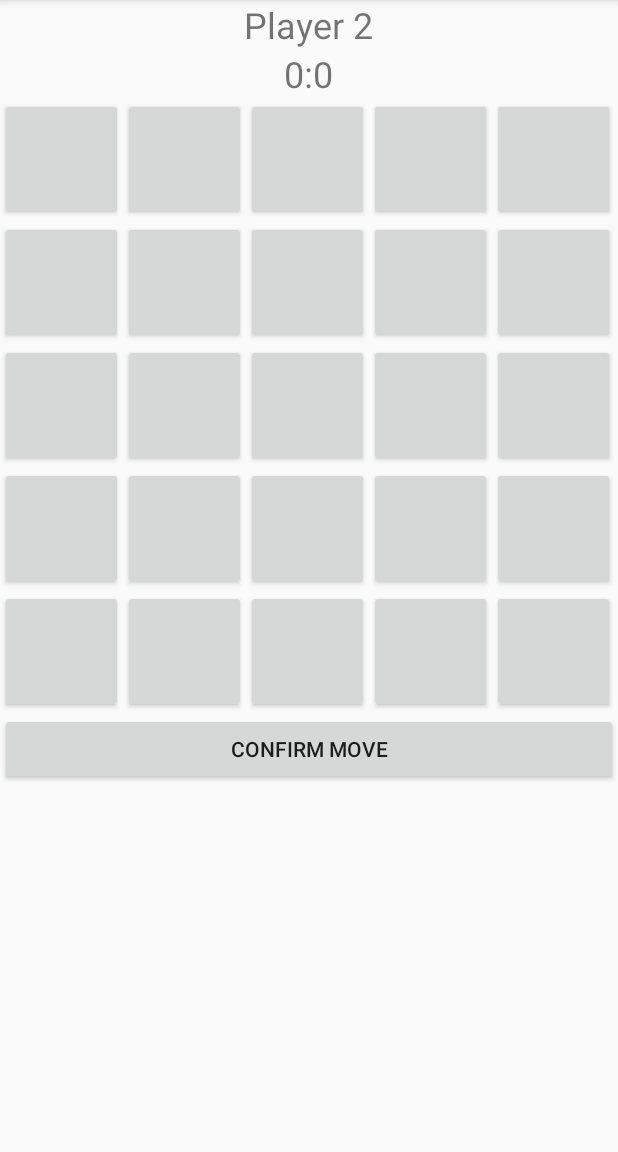
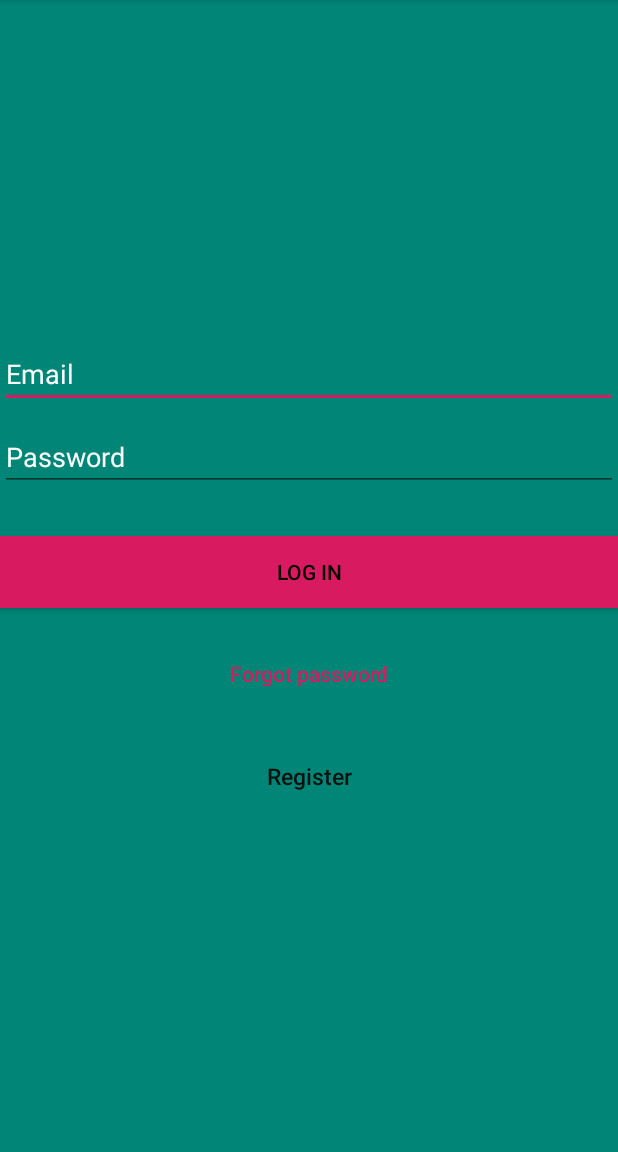
Before and after one commit to maciejSamerdak/SMiM, an Android app: the screen it shows after launch (MainActivity before the commit, LoginActivity after it), on a phone screen of 412 x 824 dp, the part 84-1236 px from its top. Run offline under Robolectric (Android 15) with nearby library versions, the phone set to English and light mode, and no system bars; our stand-ins replace Firebase (no records; nobody signed in at launch, a user with empty details on screens opened directly).

```diff
--- a/app/src/main/java/com/example/maciej/smim/MainActivity.kt
+++ b/app/src/main/java/com/example/maciej/smim/MainActivity.kt
@@ -1,6 +1,6 @@
 package com.example.maciej.smim
 
-import android.support.v7.app.AppCompatActivity
+import androidx.appcompat.app.AppCompatActivity
 import android.os.Bundle
 import android.util.DisplayMetrics
 import android.widget.Button
--- a/app/src/main/java/com/example/maciej/smim/MenuActivity.kt
+++ b/app/src/main/java/com/example/maciej/smim/MenuActivity.kt
@@ -1,7 +1,7 @@
 package com.example.maciej.smim
 
 import android.content.Intent
-import android.support.v7.app.AppCompatActivity
+import androidx.appcompat.app.AppCompatActivity
 import android.os.Bundle
 import android.widget.Button
 
--- /dev/null
+++ b/app/src/main/java/com/example/maciej/smim/login_register/LoginActivity.kt
@@ -0,0 +1,99 @@
+package com.example.maciej.smim.login_register
+
+import android.content.Intent
+import android.os.Bundle
+import androidx.appcompat.app.AppCompatActivity
+import android.text.TextUtils
+import android.view.View
+import android.widget.Button
+import android.widget.EditText
+import android.widget.Toast
+import com.example.maciej.smim.MainActivity
+import com.example.maciej.smim.MenuActivity
+import com.example.maciej.smim.R
+import com.google.firebase.auth.FirebaseAuth
+
+
+class LoginActivity : AppCompatActivity() {
+    private var inputEmail: EditText? = null
+    private var inputPassword: EditText? = null
+    private lateinit var auth: FirebaseAuth
+    private var btnSignup: Button? = null
+    private var btnLogin: Button? = null
+    private var btnReset: Button? = null
+    override fun onCreate(savedInstanceState: Bundle?) {
+        super.onCreate(savedInstanceState)
+
+        //Get Firebase auth instance
+        auth = FirebaseAuth.getInstance()
+        if (auth.currentUser != null) {
+            startActivity(Intent(this@LoginActivity, MainActivity::class.java))
+            finish()
+        }
+
+        // set the view now
+        setContentView(R.layout.activity_login)
+
+//        Toolbar toolbar = (Toolbar) findViewById(R.id.toolbar);
+//        setSupportActionBar(toolbar);
+        inputEmail = findViewById<View>(R.id.email) as EditText
+        inputPassword = findViewById<View>(R.id.password) as EditText
+        btnSignup = findViewById<View>(R.id.btn_signup) as Button
+        btnLogin = findViewById<View>(R.id.btn_login) as Button
+        btnReset = findViewById<View>(R.id.btn_reset_password) as Button
+
+        //Get Firebase auth instance
+        auth = FirebaseAuth.getInstance()
+
+        btnSignup!!.setOnClickListener { startActivity(Intent(this@LoginActivity, SignupActivity::class.java)) }
+
+        btnReset!!.setOnClickListener { startActivity(Intent(this@LoginActivity, ResetPasswordActivity::class.java)) }
+
+        btnLogin!!.setOnClickListener(object : View.OnClickListener {
+            override fun onClick(v: View?) {
+                val email = inputEmail!!.text.toString()
+                val password = inputPassword!!.text.toString()
+                if (TextUtils.isEmpty(email)) {
+                    Toast.makeText(
+                        applicationContext,
+                        "Enter email address!",
+                        Toast.LENGTH_SHORT
+                    ).show()
+                    return
+                }
+                if (TextUtils.isEmpty(password)) {
+                    Toast.makeText(applicationContext, "Enter password!", Toast.LENGTH_SHORT)
+                        .show()
+                    return
+                }
+
+                //authenticate user
+                auth.signInWithEmailAndPassword(email, password)
+                    .addOnCompleteListener(
+                        this@LoginActivity
+                    ) { task ->
+                        // If sign in fails, display a message to the user. If sign in succeeds
+                        // the auth state listener will be notified and logic to handle the
+                        // signed in user can be handled in the listener.
+                        if (!task.isSuccessful) {
+                            // there was an error
+                            if (password.length < 6) {
+                                inputPassword!!.error = "Password too short"
+                            } else {
+                                Toast.makeText(
+                                    this@LoginActivity,
+                                    "Authentication failed",
+                                    Toast.LENGTH_LONG
+                                ).show()
+                            }
+                        } else {
+                            val intent =
+                                Intent(this@LoginActivity, MenuActivity::class.java)
+                            startActivity(intent)
+                            finish()
+                        }
+                    }
+            }
+        })
+    }
+}
--- /dev/null
+++ b/app/src/main/res/layout/activity_login.xml
@@ -0,0 +1,77 @@
+<?xml version="1.0" encoding="utf-8"?>
+<androidx.constraintlayout.widget.ConstraintLayout xmlns:android="http://schemas.android.com/apk/res/android"
+        xmlns:app="http://schemas.android.com/apk/res-auto"
+        xmlns:tools="http://schemas.android.com/tools"
+        android:layout_width="match_parent"
+        android:layout_height="match_parent"
+        tools:context=".login_register.LoginActivity">
+
+    <LinearLayout
+            android:layout_width="fill_parent"
+            android:layout_height="fill_parent"
+            android:background="@color/colorPrimary"
+            android:gravity="center"
+            android:orientation="vertical"
+            app:layout_constraintBottom_toBottomOf="parent"
+            app:layout_constraintEnd_toEndOf="parent"
+            app:layout_constraintHorizontal_bias="0.0"
+            app:layout_constraintStart_toStartOf="parent"
+            app:layout_constraintTop_toTopOf="parent">
+
+
+        <EditText
+                android:id="@+id/email"
+                android:layout_width="match_parent"
+                android:layout_height="wrap_content"
+                android:layout_marginBottom="10dp"
+                android:hint="@string/email"
+                android:inputType="textEmailAddress"
+                android:textColor="@android:color/white"
+                android:textColorHint="@android:color/white"
+                android:autofillHints="" />
+
+        <EditText
+                android:id="@+id/password"
+                android:layout_width="fill_parent"
+                android:layout_height="wrap_content"
+                android:layout_marginBottom="10dp"
+                android:hint="@string/password"
+                android:inputType="textPassword"
+                android:textColor="@android:color/white"
+                android:textColorHint="@android:color/white"
+                android:autofillHints="" />
+
+        <!-- Login Button -->
+
+        <Button
+                android:id="@+id/btn_login"
+                android:layout_width="fill_parent"
+                android:layout_height="wrap_content"
+                android:layout_marginTop="20dip"
+                android:background="@color/colorAccent"
+                android:text="@string/log_in"
+                android:textColor="@android:color/black" />
+
+        <Button
+                android:id="@+id/btn_reset_password"
+                android:layout_width="fill_parent"
+                android:layout_height="wrap_content"
+                android:layout_marginTop="20dip"
+                android:background="@null"
+                android:text="@string/forgot_password"
+                android:textAllCaps="false"
+                android:textColor="@color/colorAccent" />
+
+        <!-- Link to Login Screen -->
+
+        <Button
+                android:id="@+id/btn_signup"
+                android:layout_width="fill_parent"
+                android:layout_height="wrap_content"
+                android:layout_marginTop="20dip"
+                android:background="@null"
+                android:text="@string/register"
+                android:textAllCaps="false"
+                android:textSize="15sp" />
+    </LinearLayout>
+</androidx.constraintlayout.widget.ConstraintLayout>
--- a/app/src/main/res/layout/activity_main.xml
+++ b/app/src/main/res/layout/activity_main.xml
@@ -11,11 +11,12 @@
     <LinearLayout
             android:layout_width="wrap_content"
             android:layout_height="wrap_content"
-            android:layout_gravity="center">
+            android:layout_gravity="center"
+            android:orientation="vertical">
 
         <TextView
                 android:id="@+id/player_label"
-                android:layout_width="match_parent"
+                android:layout_width="wrap_content"
                 android:layout_height="wrap_content"
                 android:text="@string/player_label"
                 android:textSize="24sp" />
@@ -24,7 +25,7 @@
                 android:id="@+id/player_number"
                 android:layout_width="wrap_content"
                 android:layout_height="wrap_content"
-                android:textSize="24sp"/>
+                android:textSize="24sp" />
     </LinearLayout>
 
     <LinearLayout
--- a/app/src/main/res/layout/activity_menu.xml
+++ b/app/src/main/res/layout/activity_menu.xml
@@ -1,5 +1,5 @@
 <?xml version="1.0" encoding="utf-8"?>
-<android.support.constraint.ConstraintLayout xmlns:android="http://schemas.android.com/apk/res/android"
+<androidx.constraintlayout.widget.ConstraintLayout xmlns:android="http://schemas.android.com/apk/res/android"
         xmlns:app="http://schemas.android.com/apk/res-auto"
         xmlns:tools="http://schemas.android.com/tools"
         android:layout_width="match_parent"
@@ -45,4 +45,4 @@
             app:layout_constraintEnd_toEndOf="parent"
             app:layout_constraintStart_toStartOf="parent"
             app:layout_constraintTop_toBottomOf="@+id/scoreboardButton" />
-</android.support.constraint.ConstraintLayout>
+</androidx.constraintlayout.widget.ConstraintLayout>
--- /dev/null
+++ b/app/src/main/res/values/dimens.xml
@@ -0,0 +1,5 @@
+<?xml version="1.0" encoding="utf-8"?>
+<resources>
+    <dimen name="activity_horizontal_margin">16dp</dimen>
+    <dimen name="activity_vertical_margin">16dp</dimen>
+</resources>
--- a/app/src/main/res/values/strings.xml
+++ b/app/src/main/res/values/strings.xml
@@ -3,4 +3,19 @@
     <string name="player_label">Player&#160;</string>
     <string name="confirmation">Confirm move</string>
     <string name="score_separator">:</string>
+
+    <string name="lbl_forgot_password">Forgot password?</string>
+    <string name="forgot_password_msg">We just need your registered Email Id to sent you password reset instructions.</string>
+    <string name="hint_email">Email</string>
+    <string name="btn_reset_password">Reset Password</string>
+    <string name="btn_back"><![CDATA[<< Back]]></string>
+    <string name="email">Email</string>
+    <string name="hint_password">Password</string>
+    <string name="action_sign_in_short">Register</string>
+    <string name="btn_forgot_password">Forgot your password?</string>
+    <string name="btn_link_to_login">Already registered. Login Me!</string>
+    <string name="register">Register</string>
+    <string name="forgot_password">Forgot password</string>
+    <string name="log_in">Log in</string>
+    <string name="password">Password</string>
 </resources>
--- a/build.gradle
+++ b/build.gradle
@@ -1,14 +1,15 @@
 // Top-level build file where you can add configuration options common to all sub-projects/modules.
 
 buildscript {
-    ext.kotlin_version = '1.3.10'
+    ext.kotlin_version = '1.3.71'
     repositories {
         google()
         jcenter()
     }
     dependencies {
-        classpath 'com.android.tools.build:gradle:3.6.2'
+        classpath 'com.android.tools.build:gradle:3.6.3'
         classpath "org.jetbrains.kotlin:kotlin-gradle-plugin:$kotlin_version"
+        classpath 'com.google.gms:google-services:4.2.0'
 
         // NOTE: Do not place your application dependencies here; they belong
         // in the individual module build.gradle files
--- a/gradle.properties
+++ b/gradle.properties
@@ -13,4 +13,6 @@ org.gradle.jvmargs=-Xmx1536m
 # org.gradle.parallel=true
 # Kotlin code style for this project: "official" or "obsolete":
 kotlin.code.style=official
-android.overridePathCheck=true
+#android.overridePathCheck=true
+android.useAndroidX = true
+android.enableJetifier=true
```
Also changed, not shown: app/build.gradle (+8 -6 lines), app/src/main/AndroidManifest.xml (+7 -8 lines), app/src/main/java/com/example/maciej/smim/login_register/ResetPasswordActivity.kt (added, +57 -0 lines), app/src/main/java/com/example/maciej/smim/login_register/SignupActivity.kt (added, +96 -0 lines), app/src/main/res/layout/activity_reset_password.xml (added, +72 -0 lines), app/src/main/res/layout/activity_signup.xml (added, +78 -0 lines), 3 other files.
